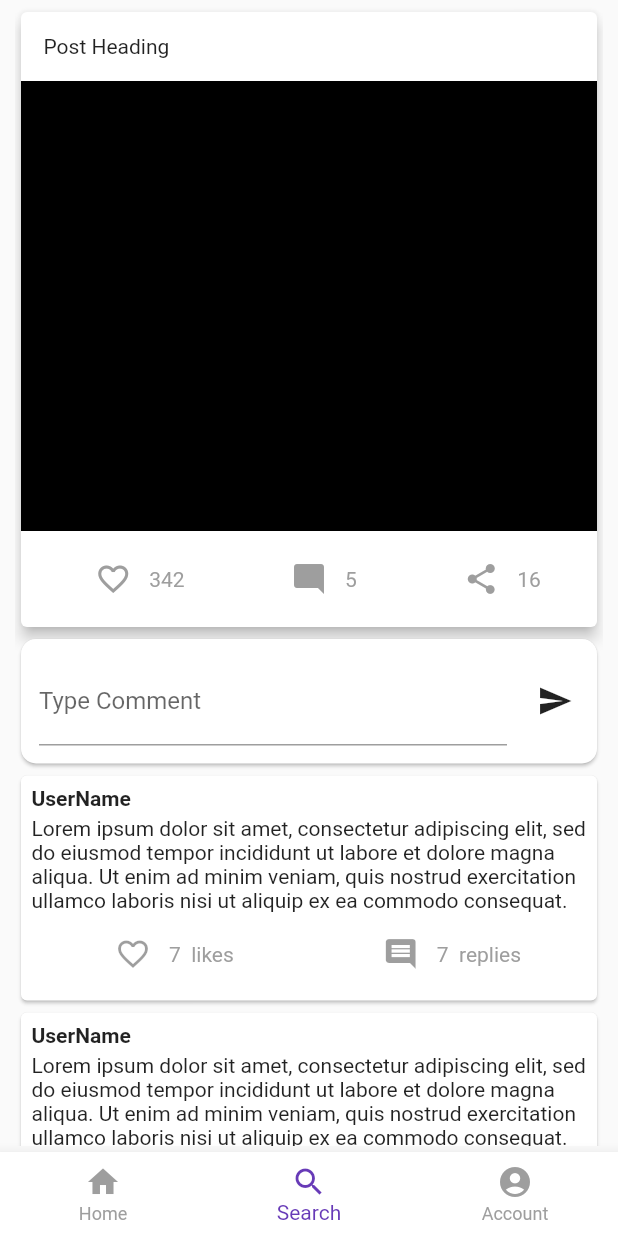
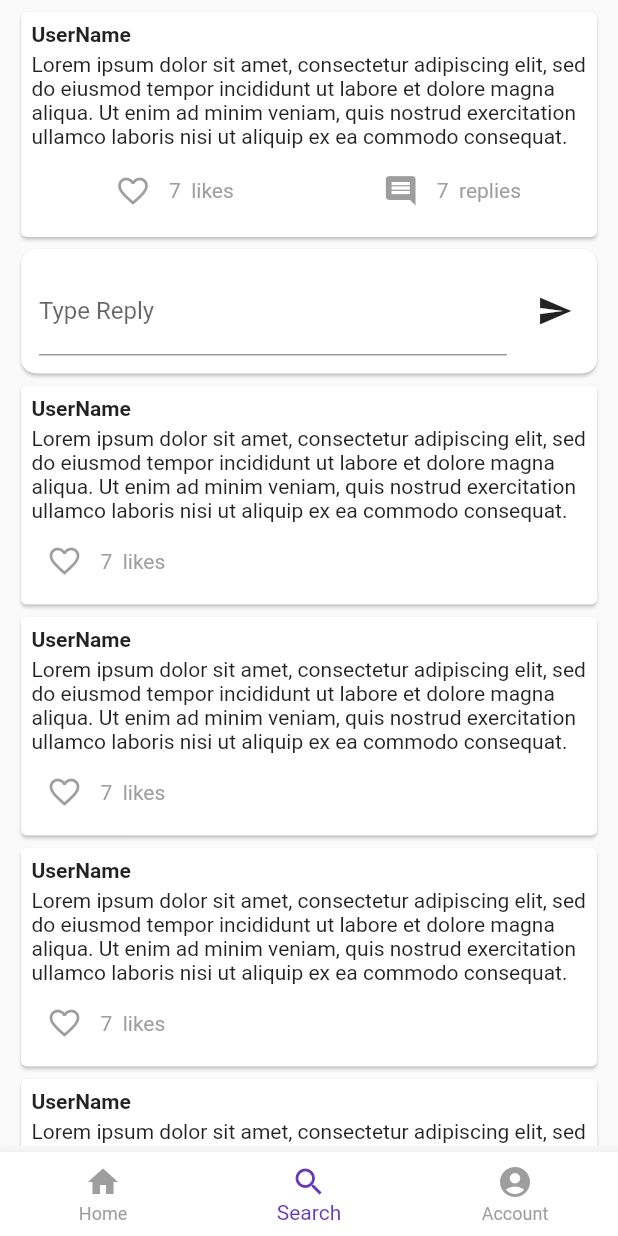
Before and after one commit to divijjindal28/SocialNetwork, a Flutter app: the screen it shows after launch, item 2 of the bottom bar chosen, on a phone screen of 412 x 824 dp. Run offline on Flutter 3.47's test engine with Material 2 defaults, Android fonts, the phone set to English and light mode, and no system bars.

Commit message:
commit no. 3

```diff
--- a/lib/Tools/CommentFrame.dart
+++ b/lib/Tools/CommentFrame.dart
@@ -1,14 +1,19 @@
 import 'package:flutter/cupertino.dart';
 import 'package:flutter/material.dart';
 import 'package:socialmediaapp/Tools/SendText.dart';
+import 'package:socialmediaapp/screens/CommentScreen.dart';
 
 class CommentFrame extends StatelessWidget {
-  int index;
-  CommentFrame(this.index);
+
+  bool replyWork;
+  CommentFrame({this.replyWork = true});
 
   @override
   Widget build(BuildContext context) {
-    print("index    "+ index.toString());
+    void reply(){
+      Navigator.of(context).pushNamed(CommentScreen.route);
+
+    }
     return
         Card(
           child: InkWell(
@@ -40,7 +45,9 @@ class CommentFrame extends StatelessWidget {
                           mainAxisAlignment: MainAxisAlignment.spaceAround,
                           children: <Widget>[
                             feedbackRow(Icon(Icons.favorite_border), null,'likes', 7),
-                            feedbackRow(Icon(Icons.comment), null,'replies', 7),
+                            feedbackRow(Icon(Icons.comment),
+                                replyWork ? reply :null
+                                ,'replies', 7),
                           ],
                         )
                     ),
@@ -58,7 +65,7 @@ class CommentFrame extends StatelessWidget {
       children: <Widget>[
         IconButton(
           icon: icon,
-          onPressed: null,
+          onPressed: function,
         ),
         Text(count.toString() +"  " +label, style: TextStyle(color: Colors.grey)),
         //Text(count.toString(), style: TextStyle(color: Colors.grey))
--- a/lib/Tools/PostFrame.dart
+++ b/lib/Tools/PostFrame.dart
@@ -1,10 +1,16 @@
 import 'package:flutter/material.dart';
+import 'package:socialmediaapp/screens/PostScreen.dart';
 
 class PostFrame extends StatelessWidget {
   bool commentWork;
   PostFrame({this.commentWork = true});
   @override
   Widget build(BuildContext context) {
+
+    void comment()
+    {
+      Navigator.of(context).pushNamed(PostScreen.route);
+    }
 
     return Card(
 
@@ -37,7 +43,7 @@ class PostFrame extends StatelessWidget {
                           342),
                       feedbackRow(
                           const Icon(Icons.mode_comment, color: Colors.grey),
-                          commentWork ? null : null,
+                          commentWork ? comment : null,
                           5),
                       feedbackRow(
                           const Icon(Icons.share, color: Colors.grey), null, 16)
@@ -54,7 +60,7 @@ class PostFrame extends StatelessWidget {
       children: <Widget>[
         IconButton(
           icon: icon,
-          onPressed: null,
+          onPressed: function,
         ),
         Text(count.toString(), style: TextStyle(color: Colors.grey))
       ],
--- /dev/null
+++ b/lib/Tools/ReplyFrame.dart
@@ -0,0 +1,58 @@
+import 'package:flutter/cupertino.dart';
+import 'package:flutter/material.dart';
+import 'package:socialmediaapp/Tools/SendText.dart';
+
+class ReplyFrame extends StatelessWidget {
+
+
+  @override
+  Widget build(BuildContext context) {
+    return
+      Card(
+        child:  Padding(
+            padding: EdgeInsets.all(5),
+            child: Align(
+              alignment: Alignment.centerLeft,
+              child: Column(
+                children: <Widget>[
+                  Padding(
+                    padding: EdgeInsets.all(2),
+
+                      child: Align(
+                        alignment: Alignment.centerLeft,
+                        child: Text('UserName', style: TextStyle(
+                            fontWeight: FontWeight.bold),),
+                      ),
+
+                  ),
+
+                   Padding(
+                      padding: EdgeInsets.all(2),
+                      child: Text('Lorem ipsum dolor sit amet, consectetur adipiscing elit, sed do eiusmod tempor incididunt ut labore et dolore magna aliqua. Ut enim ad minim veniam, quis nostrud exercitation ullamco laboris nisi ut aliquip ex ea commodo consequat. ', style: TextStyle(
+                      ),),
+                    ),
+
+                  feedbackRow(Icon(Icons.favorite_border), null,'likes', 7),
+                ],
+              ),
+            )
+        ),
+      );
+
+
+  }
+
+  Row feedbackRow(Icon icon, Function function,String label, int count) {
+    return Row(
+      children: <Widget>[
+        IconButton(
+          icon: icon,
+          onPressed: null,
+        ),
+        Text(count.toString() +"  " +label, style: TextStyle(color: Colors.grey)),
+        //Text(count.toString(), style: TextStyle(color: Colors.grey))
+      ],
+    );
+  }
+
+}
--- a/lib/Tools/SendText.dart
+++ b/lib/Tools/SendText.dart
@@ -2,11 +2,16 @@ import 'package:flutter/material.dart';
 
 
 class SendText extends StatefulWidget {
+  int type;
+  String text;
+  SendText(this.text,this.type);
   @override
   _SendTextState createState() => _SendTextState();
 }
 
 class _SendTextState extends State<SendText> {
+
+
   void _onMessageSend()async{
     FocusScope.of(context).unfocus();
 
@@ -29,7 +34,7 @@ class _SendTextState extends State<SendText> {
                 padding: const EdgeInsets.all(8.0),
                 child: TextField(
                   controller: _controller,
-                  decoration: InputDecoration(labelText: 'Type Comment '),
+                  decoration: InputDecoration(labelText: widget.text),
                   onChanged: (value){
                     setState(() {
                       messages = value;
--- a/lib/main.dart
+++ b/lib/main.dart
@@ -1,4 +1,6 @@
 import 'package:flutter/material.dart';
+import 'package:socialmediaapp/screens/CommentScreen.dart';
+import 'package:socialmediaapp/screens/PostScreen.dart';
 import 'package:socialmediaapp/screens/TabScreen.dart';
 
 void main() => runApp(MyApp());
@@ -24,6 +26,10 @@ class MyApp extends StatelessWidget {
           )
       ),
       home: TabScreen(),
+      routes: {
+        PostScreen.route :(_) => PostScreen(),
+        CommentScreen.route :(_) => CommentScreen(),
+      },
 
     );
   }
--- a/lib/screens/CommentScreen.dart
+++ b/lib/screens/CommentScreen.dart
@@ -0,0 +1,54 @@
+import 'package:flutter/material.dart';
+import 'package:socialmediaapp/Tools/CommentFrame.dart';
+import 'package:socialmediaapp/Tools/PostFrame.dart';
+import 'package:socialmediaapp/Tools/ReplyFrame.dart';
+import 'package:socialmediaapp/Tools/SendText.dart';
+
+class CommentScreen extends StatelessWidget {
+
+  static const route = './comment_screen';
+
+  @override
+  Widget build(BuildContext context) {
+    double width = MediaQuery
+        .of(context)
+        .size
+        .width;
+
+
+    return Scaffold(
+      body: Center(
+        child: Container(
+          width: width > 500 ? 500 : double.infinity,
+          margin: const EdgeInsets.symmetric(vertical: 4, horizontal: 10),
+
+            child: ListView.builder(
+                itemCount: 4 +1,
+
+                itemBuilder: (ctx, index) {
+                  if(index == 0  ){
+                    return Column(
+                      children: <Widget>[
+                        CommentFrame(replyWork: false,),
+                        SendText('Type Reply',1)
+                      ],
+                    );
+
+                  }
+
+
+
+                  index =index-1;
+
+
+                  return ReplyFrame();
+                }
+            ),
+
+        ),
+      ),
+    );
+  }
+
+
+}
--- a/lib/screens/HomeScreen.dart
+++ b/lib/screens/HomeScreen.dart
@@ -20,7 +20,7 @@ class HomeScreen extends StatelessWidget {
           child: ListView.builder(
               itemCount: 10,
               itemBuilder: (ctx,index){
-                return PostFrame();
+                return PostFrame(commentWork: true,);
 
               }
 
--- a/lib/screens/PostScreen.dart
+++ b/lib/screens/PostScreen.dart
@@ -4,6 +4,9 @@ import 'package:socialmediaapp/Tools/PostFrame.dart';
 import 'package:socialmediaapp/Tools/SendText.dart';
 
 class PostScreen extends StatelessWidget {
+
+  static const route = './post_screen';
+
   @override
   Widget build(BuildContext context) {
     double width = MediaQuery
@@ -17,39 +20,29 @@ class PostScreen extends StatelessWidget {
         child: Container(
           width: width > 500 ? 500 : double.infinity,
           margin: const EdgeInsets.symmetric(vertical: 4, horizontal: 10),
-          child: SingleChildScrollView(
-            child: Container(
-
-              constraints: BoxConstraints(
-                maxHeight: 1000,
-              ),
-              child: ListView.builder(
-                  itemCount: 4 +3,
+          child: ListView.builder(
+                  itemCount: 4 +1,
 
                   itemBuilder: (ctx, index) {
                     if(index == 0  ){
                       return Column(
                         children: <Widget>[
                           PostFrame(commentWork: false,),
-                          SendText()
+                          SendText('Type Comment',0)
                         ],
                       );
 
                     }
-                    if(index == 1 && index == 2){
-                      return null;
-
-                    }
 
 
-                    index =index-3;
+
+                    index =index-1;
 
 
-                    return CommentFrame(index);
+                    return CommentFrame();
                   }
               ),
-            ),
-          ),
+
         ),
       ),
     );
--- a/lib/screens/TabScreen.dart
+++ b/lib/screens/TabScreen.dart
@@ -1,5 +1,6 @@
 import 'package:flutter/material.dart';
 import 'package:socialmediaapp/screens/AccountScreen.dart';
+import 'package:socialmediaapp/screens/CommentScreen.dart';
 import 'package:socialmediaapp/screens/HomeScreen.dart';
 import 'package:socialmediaapp/screens/PostScreen.dart';
 import 'package:socialmediaapp/screens/SearchScreen.dart';
@@ -22,7 +23,7 @@ class _tabs_screenState extends State<TabScreen> {
     pages =[
 
       {'page':HomeScreen(),'title':'Home'},
-      {'page':PostScreen(),'title':'Search'},
+      {'page':CommentScreen(),'title':'Search'},
       {'page':UserScreen(),'title':'Accout'}
 
     ];
```
